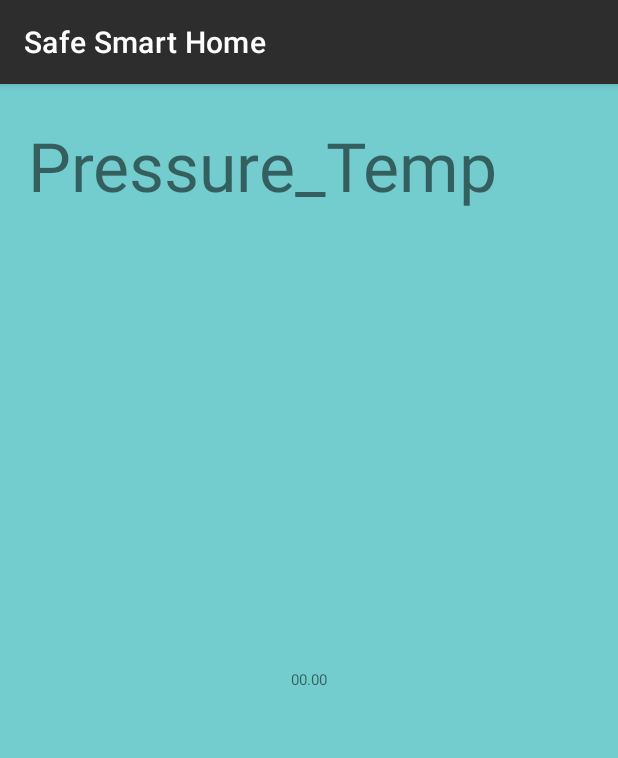
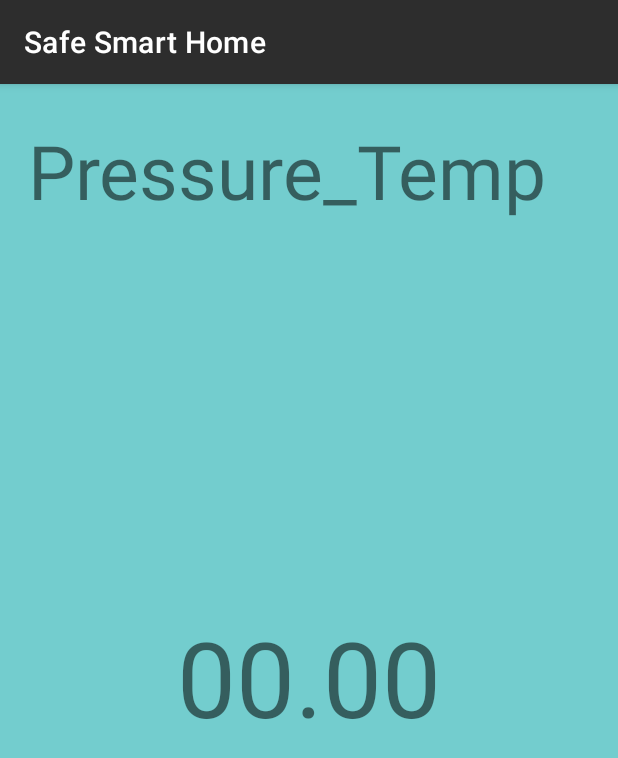
Before and after one commit to ETS-Android5/SAFESMARTHOME, an Android app: the Pressure_Temp screen opened directly, with no data from a screen before it, on a phone screen of 412 x 824 dp. Shown: the top 758 px of the screen. Run offline under Robolectric (Android 15) with nearby library versions, the phone set to English and light mode, and no system bars; our stand-ins replace Firebase (no records; nobody signed in at launch, a user with empty details on screens opened directly); Roboto replaces fonts that are not available here.

Commit message:
Adjusting the size of text in both activity_distance_sensor.xml and activity_pressure_temp.xml.

```diff
--- a/SMARTHOME/src/main/java/ca/team/safe/smart/home/it/safe/smart/home/ui/main/DistanceSensor.java
+++ b/SMARTHOME/src/main/java/ca/team/safe/smart/home/it/safe/smart/home/ui/main/DistanceSensor.java
@@ -81,7 +81,7 @@ View view;
                                 view.setBackgroundColor(Color.RED);
                                 else view.setBackgroundColor(Color.GREEN);
 //                                Dis.setText("seconds remaining: " + millisUntilFinished / 1000);
-                                Dis.setText("Distance sensor: "+d1.get(i[0]));
+                                Dis.setText(" "+d1.get(i[0]));
                             }
 
                             public void onFinish() {
--- a/SMARTHOME/src/main/java/ca/team/safe/smart/home/it/safe/smart/home/ui/main/Pressure_Temp.java
+++ b/SMARTHOME/src/main/java/ca/team/safe/smart/home/it/safe/smart/home/ui/main/Pressure_Temp.java
@@ -56,13 +56,13 @@ public class Pressure_Temp  extends AppCompatActivity {
                         d1.add(value);
                 }
                 try {
-                    int offsetColor = 0xFF000000; //offset to have 100% in alpha value
                     if (d1.size()>0)
                     {
                         final int[] i = {0};
                         new CountDownTimer(1000*d1.size()+1000, 1000) {
                             public void onTick(long millisUntilFinished) {
                                 i[0]++;
+                                Dis.setText(" "+d1.get(i[0]));
                         }
 
                          public void onFinish() {
--- a/SMARTHOME/src/main/res/layout/activity_distance_sensor.xml
+++ b/SMARTHOME/src/main/res/layout/activity_distance_sensor.xml
@@ -14,7 +14,7 @@
         android:layout_width="wrap_content"
         android:layout_height="wrap_content"
         android:text="00.00"
-        android:textSize="30dp"
+        android:textSize="70dp"
         app:layout_constraintBottom_toBottomOf="parent"
         app:layout_constraintEnd_toEndOf="parent"
         app:layout_constraintStart_toStartOf="parent"
@@ -43,7 +43,7 @@
         android:layout_width="wrap_content"
         android:layout_height="wrap_content"
         android:text="Distance Sensor"
-        android:textSize="45dp"
+        android:textSize="50dp"
         app:layout_constraintEnd_toEndOf="parent"
         app:layout_constraintStart_toStartOf="parent"
         app:layout_constraintTop_toTopOf="parent" />
--- a/SMARTHOME/src/main/res/layout/activity_pressure_temp.xml
+++ b/SMARTHOME/src/main/res/layout/activity_pressure_temp.xml
@@ -14,7 +14,7 @@
         android:layout_width="wrap_content"
         android:layout_height="wrap_content"
         android:text="00.00"
-        android:textSize="10dp"
+        android:textSize="70dp"
         app:layout_constraintBottom_toBottomOf="parent"
         app:layout_constraintEnd_toEndOf="parent"
         app:layout_constraintStart_toStartOf="parent"
@@ -45,7 +45,7 @@
         android:layout_height="106dp"
         android:layout_marginTop="4dp"
         android:text="Pressure_Temp"
-        android:textSize="45dp"
+        android:textSize="50dp"
         app:layout_constraintEnd_toEndOf="parent"
         app:layout_constraintHorizontal_bias="1.0"
         app:layout_constraintStart_toStartOf="parent"
```
Also changed, not shown: 3 other files.
